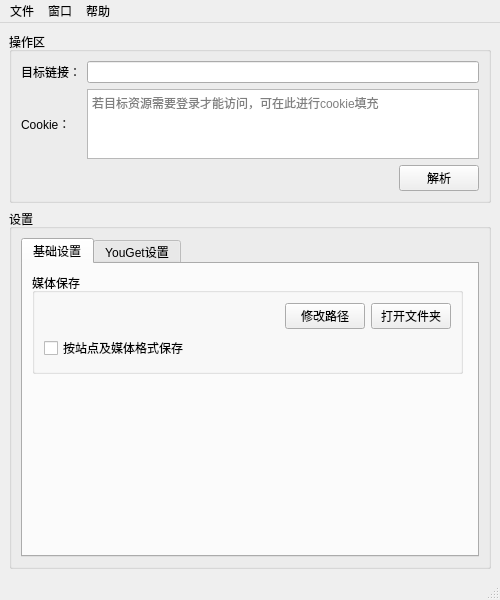
Before: the Qt Designer form ui/mainwindow.ui in wuyue92tree/nice-you-get, drawn with Qt 5.
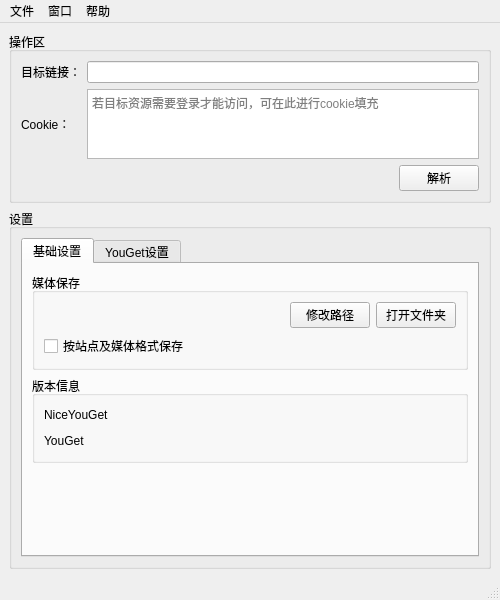
After: the same form once the commit is applied.

The edit to the form file:
```diff
--- a/ui/mainwindow.ui
+++ b/ui/mainwindow.ui
@@ -161,15 +161,9 @@
           <attribute name="title">
            <string>基础设置</string>
           </attribute>
-          <widget class="QGroupBox" name="groupBox_3">
-           <property name="geometry">
-            <rect>
-             <x>9</x>
-             <y>9</y>
-             <width>431</width>
-             <height>101</height>
-            </rect>
-           </property>
+          <layout class="QGridLayout" name="gridLayout_6">
+           <item row="0" column="0">
+            <widget class="QGroupBox" name="mediaGroupBox">
            <property name="title">
             <string>媒体保存</string>
            </property>
@@ -262,6 +256,104 @@
             </item>
            </layout>
           </widget>
+           </item>
+           <item row="1" column="0">
+            <widget class="QGroupBox" name="versionGroupBox">
+             <property name="title">
+              <string>版本信息</string>
+             </property>
+             <layout class="QVBoxLayout" name="verticalLayout_4">
+              <item>
+               <layout class="QHBoxLayout" name="horizontalLayout_12">
+                <item>
+                 <widget class="QLabel" name="niceYouGetLabel">
+                  <property name="maximumSize">
+                   <size>
+                    <width>120</width>
+                    <height>16777215</height>
+                   </size>
+                  </property>
+                  <property name="text">
+                   <string>NiceYouGet</string>
+                  </property>
+                 </widget>
+                </item>
+                <item>
+                 <spacer name="horizontalSpacer_5">
+                  <property name="orientation">
+                   <enum>Qt::Horizontal</enum>
+                  </property>
+                  <property name="sizeHint" stdset="0">
+                   <size>
+                    <width>40</width>
+                    <height>20</height>
+                   </size>
+                  </property>
+                 </spacer>
+                </item>
+                <item>
+                 <widget class="QLabel" name="niceYouGetValueLabel">
+                  <property name="text">
+                   <string/>
+                  </property>
+                 </widget>
+                </item>
+               </layout>
+              </item>
+              <item>
+               <layout class="QHBoxLayout" name="horizontalLayout_13">
+                <item>
+                 <widget class="QLabel" name="youGetLabel">
+                  <property name="maximumSize">
+                   <size>
+                    <width>120</width>
+                    <height>16777215</height>
+                   </size>
+                  </property>
+                  <property name="text">
+                   <string>YouGet</string>
+                  </property>
+                 </widget>
+                </item>
+                <item>
+                 <spacer name="horizontalSpacer_6">
+                  <property name="orientation">
+                   <enum>Qt::Horizontal</enum>
+                  </property>
+                  <property name="sizeHint" stdset="0">
+                   <size>
+                    <width>40</width>
+                    <height>20</height>
+                   </size>
+                  </property>
+                 </spacer>
+                </item>
+                <item>
+                 <widget class="QLabel" name="youGetValueLabel">
+                  <property name="text">
+                   <string/>
+                  </property>
+                 </widget>
+                </item>
+               </layout>
+              </item>
+             </layout>
+            </widget>
+           </item>
+           <item row="2" column="0">
+            <spacer name="verticalSpacer">
+             <property name="orientation">
+              <enum>Qt::Vertical</enum>
+             </property>
+             <property name="sizeHint" stdset="0">
+              <size>
+               <width>20</width>
+               <height>40</height>
+              </size>
+             </property>
+            </spacer>
+           </item>
+          </layout>
          </widget>
          <widget class="QWidget" name="youGetTab">
           <attribute name="title">
```
Left out of the diff: 105 changed lines with no effect on the pictures. Lines whose indentation alone changed are shown as unchanged.
